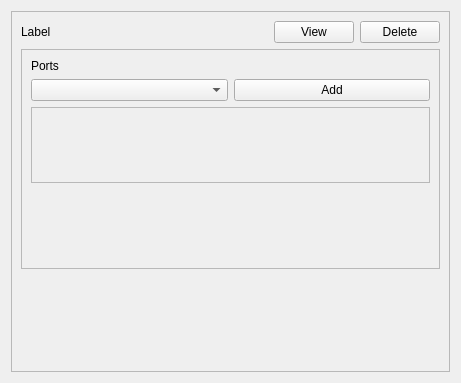
Qt form src/qt/MidiControl/ControlPort.ui (chuckfairy/Orzabal) before a commit.
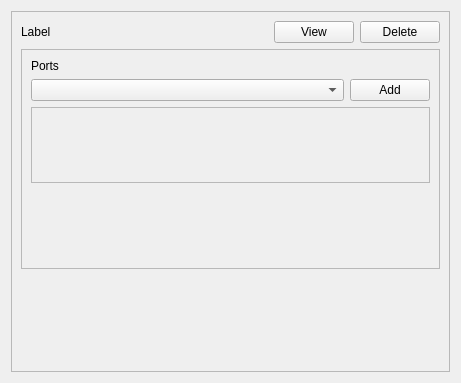
The same form after that commit.

Commit message: Midi control ports ui and patchbay editions

What changed in the file:
```diff
--- a/src/qt/MidiControl/ControlPort.ui
+++ b/src/qt/MidiControl/ControlPort.ui
@@ -80,7 +80,14 @@
           <item row="1" column="0" colspan="2">
            <layout class="QHBoxLayout" name="horizontalLayout">
             <item>
-             <widget class="QComboBox" name="port_add_dropdown"/>
+             <widget class="QComboBox" name="port_add_dropdown">
+              <property name="sizePolicy">
+               <sizepolicy hsizetype="Expanding" vsizetype="Fixed">
+                <horstretch>0</horstretch>
+                <verstretch>0</verstretch>
+               </sizepolicy>
+              </property>
+             </widget>
             </item>
             <item>
              <widget class="QPushButton" name="port_add_btn">
```
The commit also changes 25 other files.
